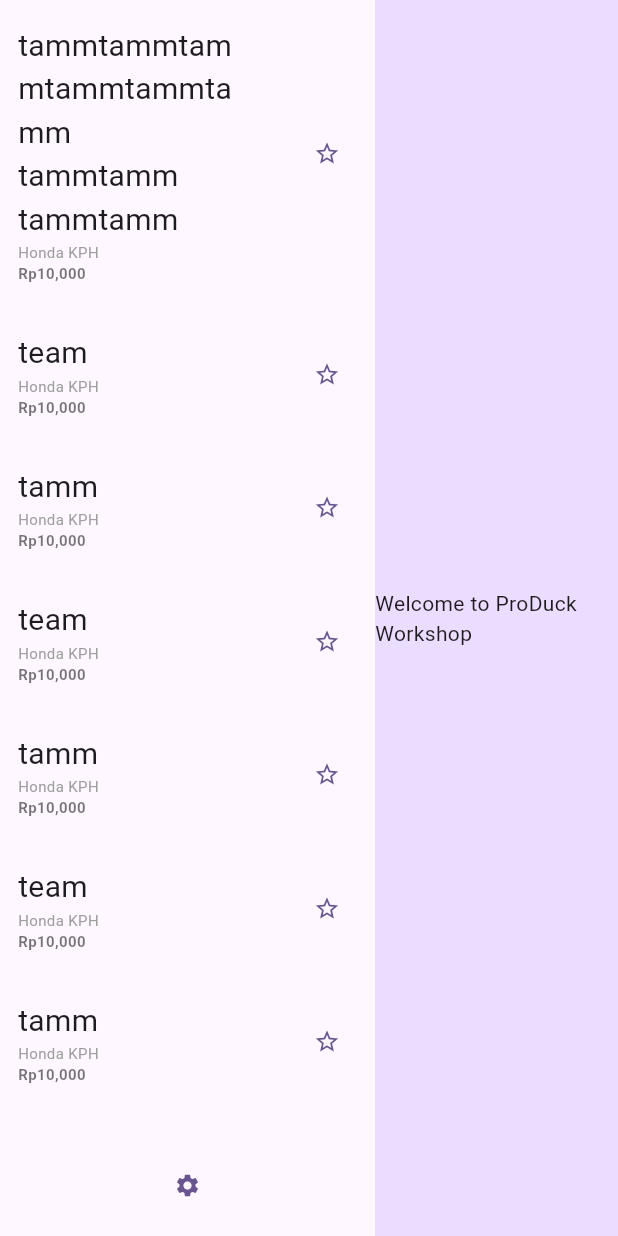
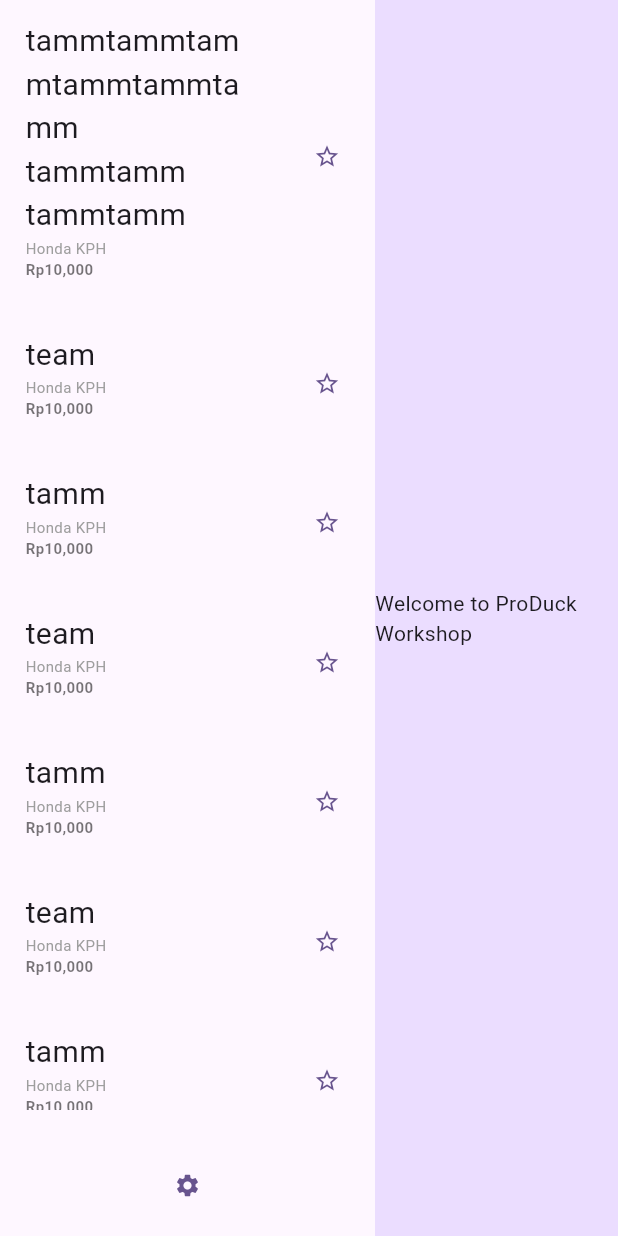
Before and after one commit to fransiscowijaya1999/produck_workshop, a Flutter app: the WorklistLayout screen opened directly, on a phone screen of 412 x 824 dp. Run offline on Flutter 3.47's test engine with Material 3 defaults, Android fonts, the light colour scheme and no system bars; our stand-ins replace shared_preferences; accounts and stored records are empty.

Commit message:
worklist style

```diff
--- a/lib/component/worklist.dart
+++ b/lib/component/worklist.dart
@@ -64,6 +64,8 @@ class WorklistTile extends StatelessWidget {
           alignment: Alignment.topLeft
         ),
         onPressed: onSelected,
+        child: Padding(
+          padding: const EdgeInsets.only(top: 5, bottom: 15, left: 5, right: 5),
           child: RichText(
             text: TextSpan(
               style: DefaultTextStyle.of(context).style,
@@ -77,9 +79,12 @@ class WorklistTile extends StatelessWidget {
             )
           ),
         ),
+      ),
       contentPadding: EdgeInsets.all(0),
+      minVerticalPadding: 0,
+      horizontalTitleGap: 5,
       selected: isSelected,
-      selectedTileColor: Colors.black12,
+      selectedTileColor: Colors.black.withAlpha(15),
       trailing: TextButton.icon(
         onPressed: () {},
         label: Icon(Icons.star_border),
```
Lines whose indentation alone changed are shown as unchanged.
